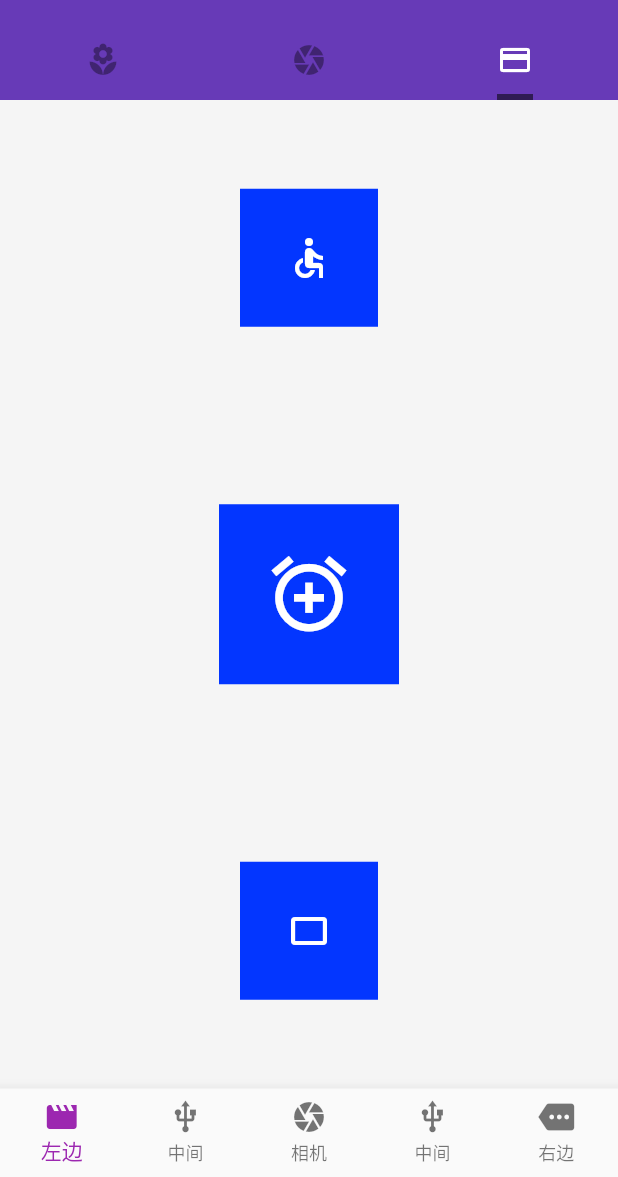
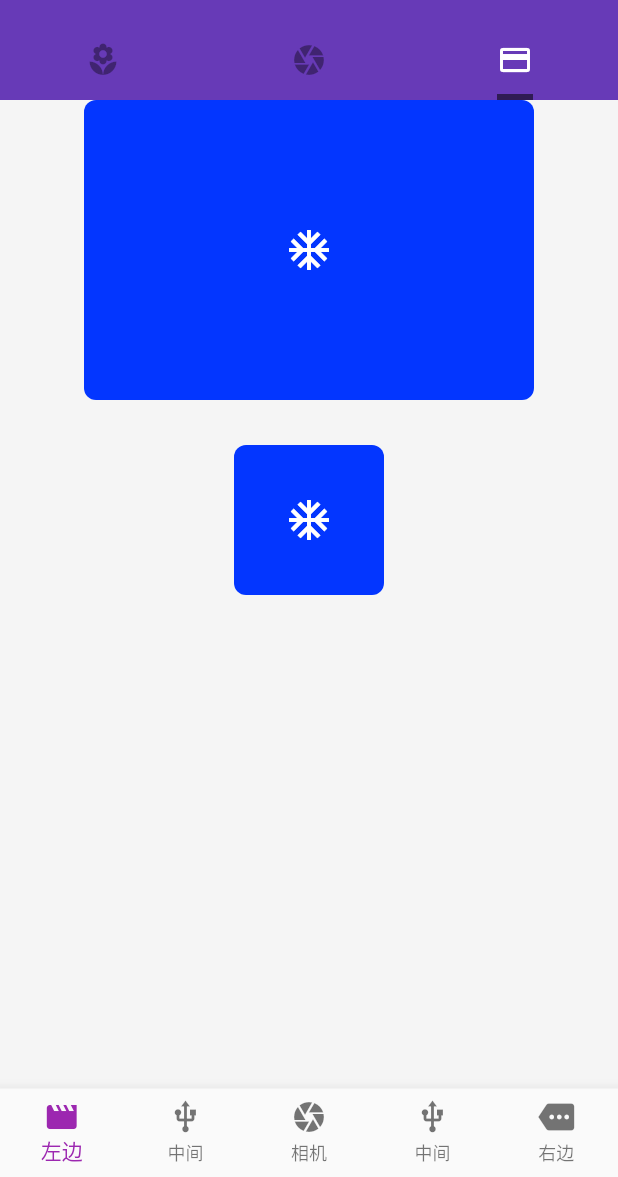
Before and after one commit to JimmyFok/flutter-first-app, a Flutter app: the screen it shows after launch, tab 3 chosen, on a phone screen of 412 x 824 dp, the part 59-1236 px from its top. Run offline on Flutter 3.47's test engine with Material 2 defaults, Android fonts, the phone set to English and light mode, and no system bars; network calls fail.

Commit message:
SizedBox

```diff
--- a/lib/components/Layout_Component.dart
+++ b/lib/components/Layout_Component.dart
@@ -6,14 +6,37 @@ class Layout_Component extends StatelessWidget {
     return Container(
       child: Column(  // 就是跟flexbox类似，这里就是设定主轴方向的
         mainAxisSize: MainAxisSize.min,  // 这个没搞懂是什么, 可能跟flex-grow类似
-        mainAxisAlignment: MainAxisAlignment.spaceAround,  // 类似align-items
+        mainAxisAlignment: MainAxisAlignment.start,  // 类似align-items
 
         crossAxisAlignment: CrossAxisAlignment.center,  // justify-content
 
         children: <Widget>[
-          IconBadge(Icons.accessible),
-          IconBadge(Icons.alarm_add,size:60.0),
-          IconBadge(Icons.crop_7_5)
+          // SizedBox 可以做间隔，用来设定大小的，Container暂时没发现可以
+          SizedBox(
+            width: 300.0,
+            height: 200.0,
+            child: Container(
+              decoration: BoxDecoration(
+                color: Color.fromRGBO(3, 54, 255, 1.0),
+                borderRadius: BorderRadius.circular(8.0),
+              ),
+              child: Icon(Icons.ac_unit,color:Colors.white,size:32.0)
+            ),
+          ),
+          SizedBox(
+            height: 30.0,
+          ),
+          SizedBox(
+            width: 100.0,
+            height: 100.0,
+            child: Container(
+              decoration: BoxDecoration(
+                color: Color.fromRGBO(3, 54, 255, 1.0),
+                borderRadius: BorderRadius.circular(8.0),
+              ),
+              child: Icon(Icons.ac_unit,color:Colors.white,size:32.0)
+            ),
+          )
         ],
       ),
     );
```
